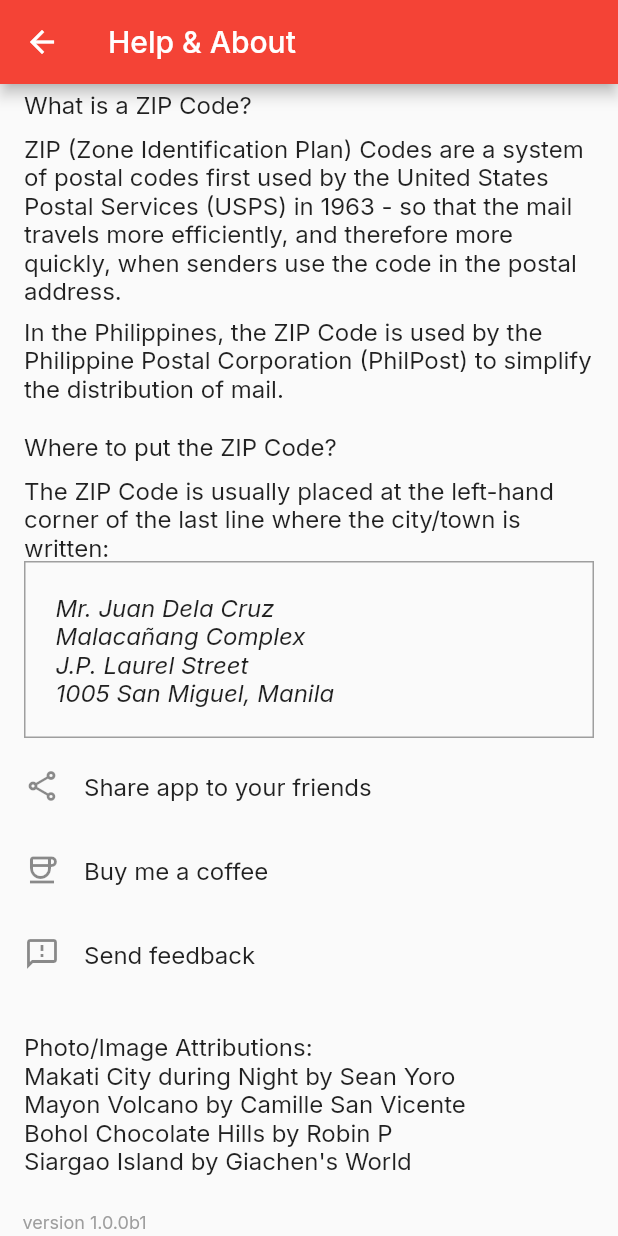
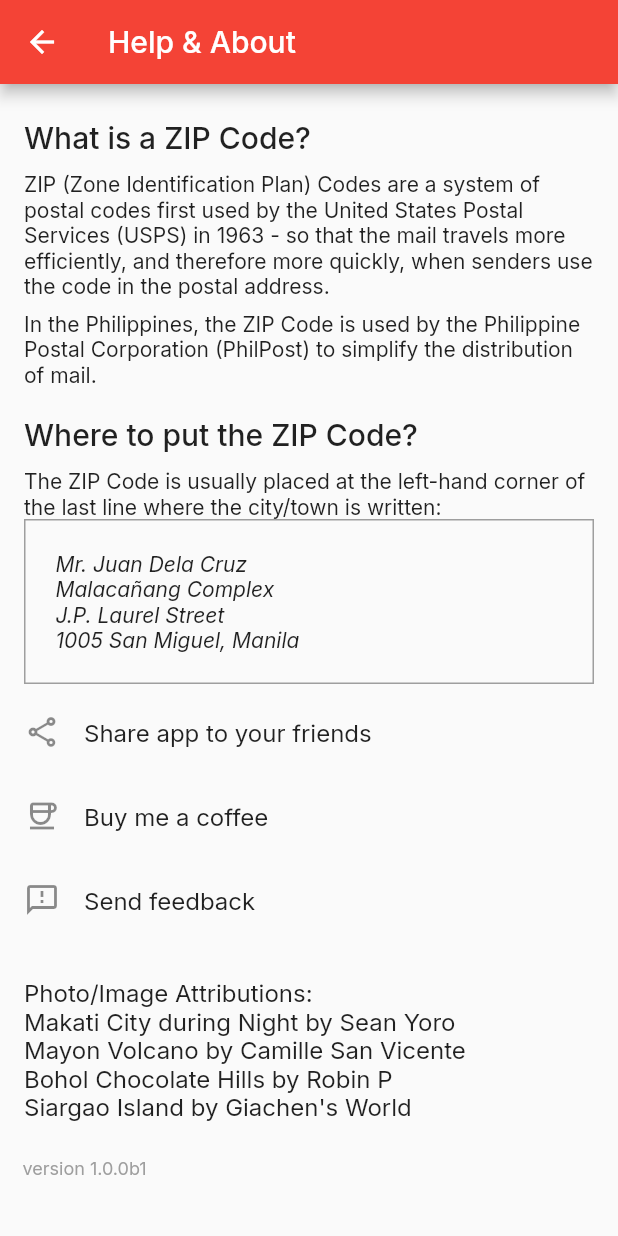
Before and after one commit to reddvid/zipcodeph_flutter, a Flutter app: the AboutPage screen opened directly, on a phone screen of 412 x 824 dp. Run offline on Flutter 3.47's test engine with Material 2 defaults, Android fonts, the phone set to English and light mode, and no system bars; our stand-ins replace google_fonts, package_info_plus, share_plus.

Commit message:
Add text formatting

```diff
--- a/lib/views/aboutpage.dart
+++ b/lib/views/aboutpage.dart
@@ -45,29 +45,44 @@ class _AboutPageState extends State<AboutPage> {
                 itemBuilder: (context, index) => Column(
                       crossAxisAlignment: CrossAxisAlignment.start,
                       children: [
+                        const SizedBox(
+                          height: 20,
+                        ),
                         ListTile(
                             title: Column(
                           crossAxisAlignment: CrossAxisAlignment.start,
                           children: [
-                            const Padding(
-                                padding: EdgeInsets.only(bottom: 10),
-                                child: Text("What is a ZIP Code?")),
-                            const Text(
-                                "ZIP (Zone Identification Plan) Codes are a system of postal codes first used by the United States Postal Services (USPS) in 1963 - so that the mail travels more efficiently, and therefore more quickly, when senders use the code in the postal address."),
+                            Padding(
+                                padding: const EdgeInsets.only(bottom: 10),
+                                child: Text(
+                                  "What is a ZIP Code?",
+                                  style: Theme.of(context).textTheme.headline6,
+                                )),
+                            Text(
+                                "ZIP (Zone Identification Plan) Codes are a system of postal codes first used by the United States Postal Services (USPS) in 1963 - so that the mail travels more efficiently, and therefore more quickly, when senders use the code in the postal address.",
+                                style: Theme.of(context).textTheme.bodyMedium),
                           ],
                         )),
                         ListTile(
                             title: Column(
                                 crossAxisAlignment: CrossAxisAlignment.start,
                                 children: [
-                              const Text(
-                                  "In the Philippines, the ZIP Code is used by the Philippine Postal Corporation (PhilPost) to simplify the distribution of mail."),
+                              Text(
+                                  "In the Philippines, the ZIP Code is used by the Philippine Postal Corporation (PhilPost) to simplify the distribution of mail.",
+                                  style:
+                                      Theme.of(context).textTheme.bodyMedium),
                               const SizedBox(height: 20),
-                              const Padding(
-                                  padding: EdgeInsets.only(bottom: 10),
-                                  child: Text("Where to put the ZIP Code?")),
-                              const Text(
-                                  "The ZIP Code is usually placed at the left-hand corner of the last line where the city/town is written:"),
+                              Padding(
+                                  padding: const EdgeInsets.only(bottom: 10),
+                                  child: Text(
+                                    "Where to put the ZIP Code?",
+                                    style:
+                                        Theme.of(context).textTheme.headline6,
+                                  )),
+                              Text(
+                                  "The ZIP Code is usually placed at the left-hand corner of the last line where the city/town is written:",
+                                  style:
+                                      Theme.of(context).textTheme.bodyMedium),
                               Container(
                                 width: double.infinity,
                                 padding: const EdgeInsets.all(20),
@@ -87,21 +102,25 @@ class _AboutPageState extends State<AboutPage> {
                                     Text(
                                       "Mr. Juan Dela Cruz",
                                       style: TextStyle(
+                                          fontSize: 14,
                                           fontStyle: FontStyle.italic),
                                     ),
                                     Text(
                                       "Malacañang Complex",
                                       style: TextStyle(
+                                          fontSize: 14,
                                           fontStyle: FontStyle.italic),
                                     ),
                                     Text(
                                       "J.P. Laurel Street",
                                       style: TextStyle(
+                                          fontSize: 14,
                                           fontStyle: FontStyle.italic),
                                     ),
                                     Text(
                                       "1005 San Miguel, Manila",
                                       style: TextStyle(
+                                          fontSize: 14,
                                           fontStyle: FontStyle.italic),
                                     )
                                   ],
```
Also changed, not shown: 1 other file.
